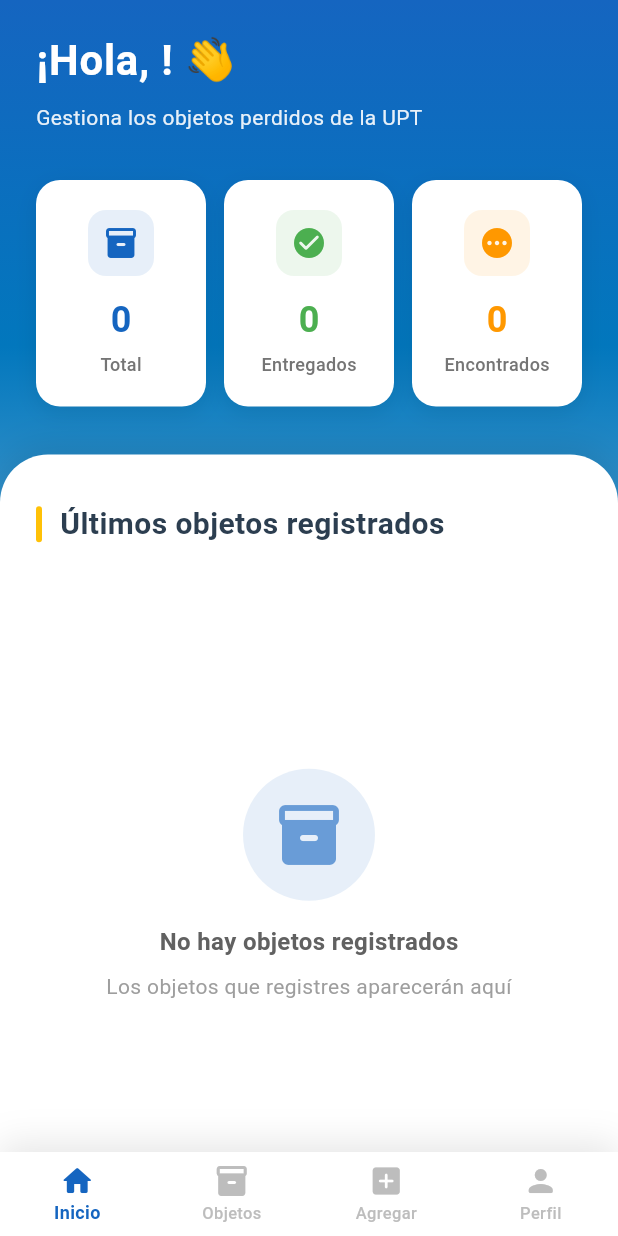
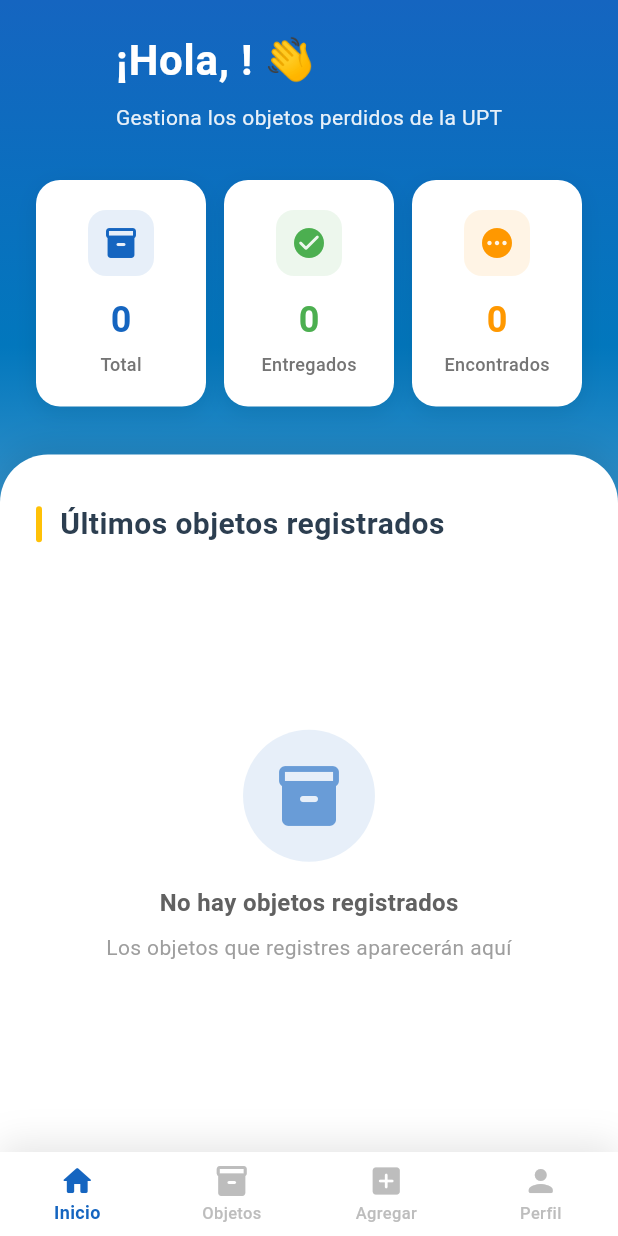
Before and after one commit to nkmelndz/objetos-perdidos-upt, a Flutter app: the HomeView screen opened by its route, on a phone screen of 412 x 824 dp. Run offline on Flutter 3.47's test engine with Material 3 defaults, Android fonts, the phone set to English and light mode, and no system bars; our stand-ins replace cloud_firestore, firebase_auth, firebase_core, firebase_storage, image_picker; missing offline and left inert: firebase_app_check; accounts and stored records are empty; generated files the repository leaves out were written again.

Commit message:
correccion ui home

```diff
--- a/lib/features/home/views/home_view.dart
+++ b/lib/features/home/views/home_view.dart
@@ -176,23 +176,19 @@ class _HomeContentState extends State<_HomeContent>
             // Obtener datos del dashboard
             final data = snapshot.data ?? DashboardData.empty();
 
-            return CustomScrollView(
-              physics: const BouncingScrollPhysics(),
-              slivers: [
+            return Column(
+              children: [
                 // Header con gradiente
-                SliverToBoxAdapter(
-                  child: FadeTransition(
+                FadeTransition(
                   opacity: _fadeAnimation,
                   child: _buildHeader(
                     userName: data.userName,
                     isTablet: isTablet,
                   ),
                 ),
-                ),
 
                 // Tarjetas de resumen
-                SliverToBoxAdapter(
-                  child: SlideTransition(
+                SlideTransition(
                   position: _slideAnimation,
                   child: _buildSummaryCards(
                     total: data.totalCount,
@@ -201,12 +197,11 @@ class _HomeContentState extends State<_HomeContent>
                     isTablet: isTablet,
                   ),
                 ),
-                ),
 
-                const SliverToBoxAdapter(child: SizedBox(height: 32)),
+                const SizedBox(height: 32),
 
-                // Contenido principal con fondo blanco
-                SliverToBoxAdapter(
+                // Contenido principal con fondo blanco (solo la lista interna hace scroll)
+                Expanded(
                   child: _buildMainContent(
                     recentObjects: data.recentObjects,
                     isEmpty: data.isEmpty,
@@ -306,8 +301,7 @@ class _HomeContentState extends State<_HomeContent>
     required Size screenSize,
     required bool isTablet,
   }) {
-    // Calcular altura consistente para ambos estados
-    final contentHeight = screenSize.height * 0.5;
+    // Usar expansión para ocupar el espacio restante sin dejar vacío
 
     return Container(
       decoration: BoxDecoration(
@@ -336,12 +330,12 @@ class _HomeContentState extends State<_HomeContent>
           children: [
             _buildSectionTitle(isTablet: isTablet),
             const SizedBox(height: 20),
-            if (isEmpty)
-              _buildEmptyState(height: contentHeight)
-            else
-              _buildObjectsList(
+            Expanded(
+              child: isEmpty
+                  ? _buildEmptyState()
+                  : _buildObjectsList(
                       objects: recentObjects,
-                maxHeight: contentHeight,
+                    ),
             ),
           ],
         ),
@@ -378,11 +372,8 @@ class _HomeContentState extends State<_HomeContent>
   /// Construye la lista de objetos con scrollbar
   Widget _buildObjectsList({
     required List<ObjectLost> objects,
-    required double maxHeight,
   }) {
-    return Container(
-      constraints: BoxConstraints(minHeight: maxHeight, maxHeight: maxHeight),
-      child: Scrollbar(
+    return Scrollbar(
       controller: _scrollController,
       thumbVisibility: true,
       thickness: 6,
@@ -400,15 +391,13 @@ class _HomeContentState extends State<_HomeContent>
             )
           : ListView.builder(
               controller: _scrollController,
-                shrinkWrap:
-                    false, // Cambiado a false para que ocupe todo el espacio
+              shrinkWrap: false,
               physics: const BouncingScrollPhysics(),
               padding: const EdgeInsets.only(right: 8),
               itemCount: objects.length,
               itemBuilder: (context, index) {
                 return _buildObjectCard(objects[index], index);
               },
-              ),
             ),
     );
   }
```
Lines whose indentation alone changed are shown as unchanged.
